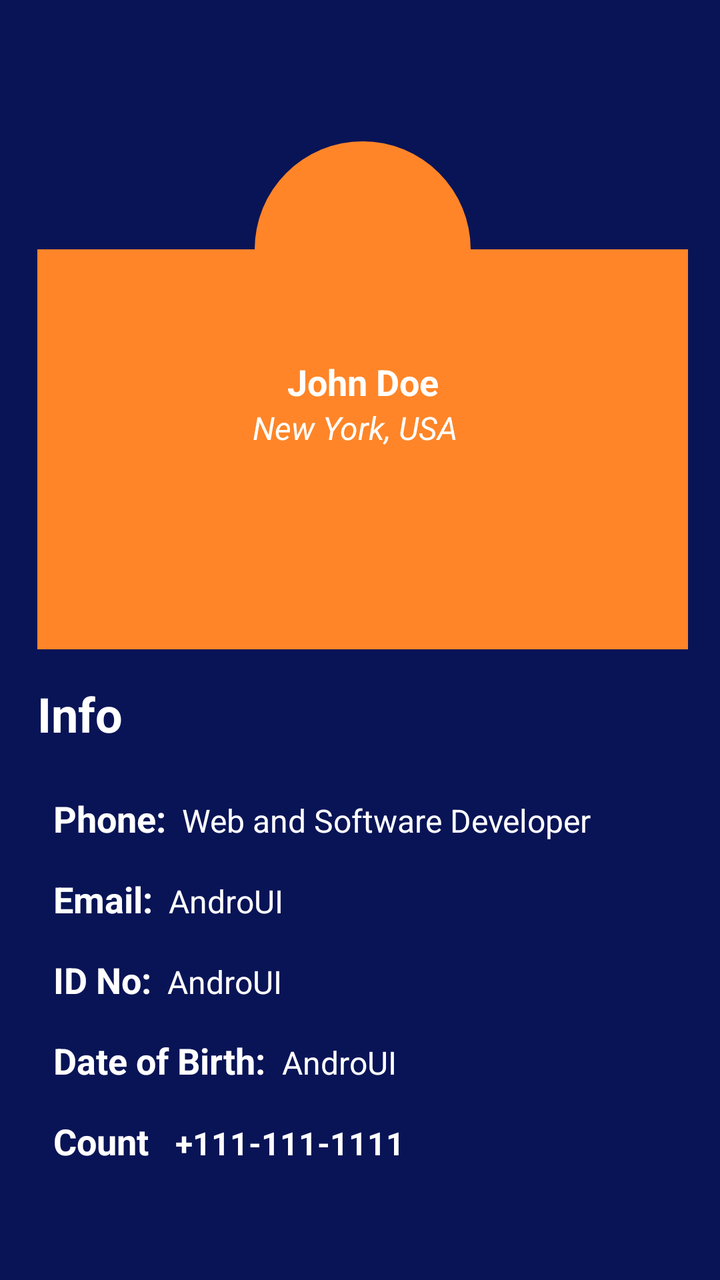
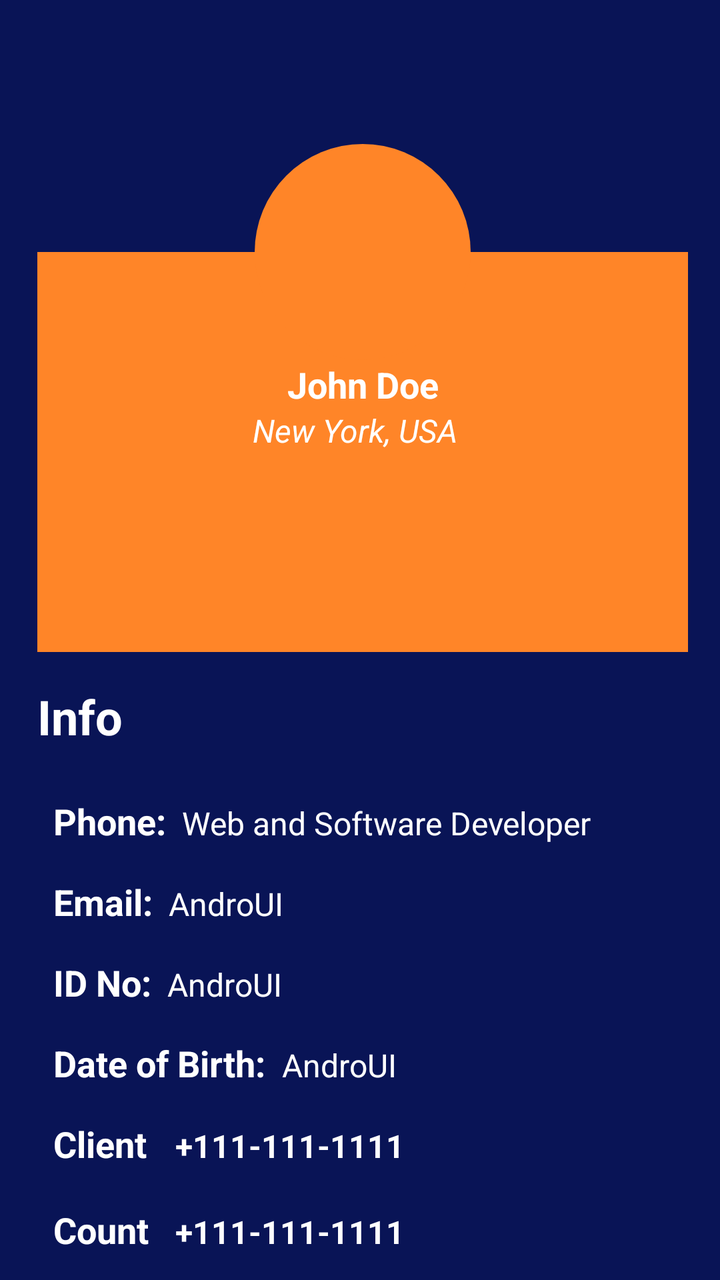

The first picture is an Android layout as it rendered before a commit; the second is the same layout after the commit. The layout source and the unified diff follow.
<!-- AndroidManifest.xml: application theme AppTheme -->
<!-- res/layout/activity_profile.xml -->
<?xml version="1.0" encoding="utf-8"?>
<ScrollView xmlns:android="http://schemas.android.com/apk/res/android"
    xmlns:app="http://schemas.android.com/apk/res-auto"
    xmlns:tools="http://schemas.android.com/tools"
    android:layout_width="match_parent"
    android:layout_height="match_parent"
    android:background="@color/colorPrimary"
    tools:context=".MainActivity">


    <androidx.constraintlayout.widget.ConstraintLayout
        android:layout_width="match_parent"
        android:layout_gravity="center_vertical"
        android:layout_height="wrap_content">


        <androidx.constraintlayout.widget.Guideline
            android:id="@+id/guideline"
            android:layout_width="wrap_content"
            android:layout_height="wrap_content"
            android:orientation="vertical"
            app:layout_constraintGuide_percent="0.052083332" />

        <androidx.constraintlayout.widget.Guideline
            android:id="@+id/guideline2"
            android:layout_width="wrap_content"
            android:layout_height="wrap_content"
            android:orientation="vertical"
            app:layout_constraintGuide_percent="0.9557292" />

        <View
            android:id="@+id/view"
            android:layout_width="0dp"
            android:layout_height="200dp"
            android:layout_marginTop="116dp"
            android:background="@color/colorAccent"
            app:layout_constraintEnd_toStartOf="@+id/guideline2"
            app:layout_constraintHorizontal_bias="0.0"
            app:layout_constraintStart_toStartOf="@+id/guideline"
            app:layout_constraintTop_toTopOf="parent" />



        <ImageView
            android:id="@+id/imageView"
            android:layout_width="0dp"
            android:layout_height="108dp"
            android:background="@drawable/profile_bg"
            app:layout_constraintBottom_toTopOf="@+id/view"
            app:layout_constraintDimensionRatio="w,1:1"
            app:layout_constraintEnd_toStartOf="@+id/guideline2"
            app:layout_constraintStart_toStartOf="@+id/guideline"
            app:layout_constraintTop_toTopOf="@+id/view"
            app:srcCompat="@drawable/profile" />

        <TextView
            android:id="@+id/textView"
            android:layout_width="wrap_content"
            android:layout_height="wrap_content"
            android:layout_marginEnd="8dp"
            android:layout_marginStart="8dp"
            android:text="John Doe"
            android:layout_marginTop="@dimen/_20sdp"
            android:textAlignment="center"
            android:textColor="@android:color/white"
            android:textSize="18sp"
            android:textStyle="bold"
            app:layout_constraintEnd_toEndOf="@+id/imageView"
            app:layout_constraintStart_toStartOf="@+id/imageView"
            app:layout_constraintTop_toBottomOf="@+id/imageView" />

        <TextView
            android:id="@+id/textView2"
            android:layout_width="wrap_content"
            android:layout_height="wrap_content"
            android:layout_marginEnd="8dp"
            android:text="New York, USA"
            android:textColor="@android:color/white"
            android:textSize="16sp"
            android:textStyle="italic"
            android:layout_marginTop="@dimen/_10sdp"
            app:layout_constraintEnd_toEndOf="@+id/textView"
            app:layout_constraintStart_toStartOf="@+id/textView"
            app:layout_constraintTop_toBottomOf="@+id/textView" />

        <ImageButton
            android:id="@+id/imageButton"
            android:layout_width="50dp"
            android:layout_height="50dp"
            android:layout_marginEnd="16dp"
            android:layout_marginTop="52dp"
            android:background="@android:color/transparent"
            app:layout_constraintEnd_toStartOf="@+id/imageView"
            app:layout_constraintTop_toTopOf="@+id/imageView"
            app:srcCompat="@drawable/ic_comment"
            android:layout_marginRight="16dp"
            tools:ignore="VectorDrawableCompat" />

        <TextView
            android:id="@+id/textView3"
            android:layout_width="wrap_content"
            android:layout_height="wrap_content"
            android:textAlignment="center"
            android:textColor="@android:color/white"
            android:textSize="10sp"
            app:layout_constraintBottom_toBottomOf="@+id/imageButton"
            app:layout_constraintEnd_toEndOf="@+id/imageButton"
            app:layout_constraintStart_toStartOf="@+id/imageButton"
            app:layout_constraintTop_toBottomOf="@+id/imageButton" />

        <ImageButton
            android:id="@+id/imageButton2"
            android:layout_width="50dp"
            android:layout_height="50dp"
            android:layout_marginStart="16dp"
            android:layout_marginTop="52dp"
            android:background="@android:color/transparent"
            app:layout_constraintStart_toEndOf="@+id/imageView"
            app:layout_constraintTop_toTopOf="@+id/imageView"
            app:srcCompat="@drawable/ic_question_answer"
            android:layout_marginLeft="16dp"
            tools:ignore="VectorDrawableCompat" />

        <TextView
            android:id="@+id/textView4"
            android:layout_width="wrap_content"
            android:layout_height="wrap_content"
            android:textAlignment="center"
            android:textColor="@android:color/white"
            android:textSize="10sp"
            app:layout_constraintBottom_toBottomOf="@+id/imageButton2"
            app:layout_constraintEnd_toEndOf="@+id/imageButton2"
            app:layout_constraintStart_toStartOf="@+id/imageButton2"
            app:layout_constraintTop_toBottomOf="@+id/imageButton2"
            app:layout_constraintVertical_bias="0.52" />

        <TextView
            android:id="@+id/textView5"
            android:layout_width="0dp"
            android:layout_height="wrap_content"
            android:layout_marginTop="16dp"
            android:text="Info"
            android:textAlignment="textStart"
            android:textColor="@android:color/white"
            android:textSize="24sp"
            android:textStyle="bold"
            app:layout_constraintEnd_toStartOf="@+id/guideline2"
            app:layout_constraintStart_toStartOf="@+id/guideline"
            app:layout_constraintTop_toBottomOf="@+id/view"
            android:gravity="start" />

        <View
            android:id="@+id/view2"
            android:layout_width="0dp"
            android:layout_height="2dp"
            android:layout_marginTop="8dp"
            android:background="@color/colorPrimaryDark"
            app:layout_constraintEnd_toEndOf="parent"
            app:layout_constraintStart_toStartOf="parent"
            app:layout_constraintTop_toBottomOf="@+id/textView5" />

        <TextView
            android:id="@+id/textView6"
            android:layout_width="wrap_content"
            android:layout_height="wrap_content"
            android:layout_marginStart="8dp"
            android:layout_marginTop="16dp"
            android:text="Phone:"
            android:textColor="@android:color/white"
            android:textSize="18sp"
            android:textStyle="bold"
            app:layout_constraintStart_toStartOf="@+id/guideline"
            app:layout_constraintTop_toTopOf="@+id/view2" />

        <TextView
            android:id="@+id/textView7"
            android:layout_width="wrap_content"
            android:layout_height="wrap_content"
            android:layout_marginStart="8dp"
            android:text="Web and Software Developer"
            android:textColor="@android:color/white"
            android:textSize="16sp"
            app:layout_constraintBaseline_toBaselineOf="@+id/textView6"
            app:layout_constraintStart_toEndOf="@+id/textView6"
            android:layout_marginLeft="8dp" />

        <TextView
            android:id="@+id/textView8"
            android:layout_width="wrap_content"
            android:layout_height="wrap_content"
            android:layout_marginStart="8dp"
            android:layout_marginTop="16dp"
            android:text="Email:"
            android:textColor="@android:color/white"
            android:textSize="18sp"
            android:textStyle="bold"
            app:layout_constraintStart_toStartOf="@+id/guideline"
            app:layout_constraintTop_toBottomOf="@+id/textView6" />

        <TextView
            android:id="@+id/textView9"
            android:layout_width="wrap_content"
            android:layout_height="wrap_content"
            android:layout_marginStart="8dp"
            android:text="AndroUI"
            android:textColor="@android:color/white"
            android:textSize="16sp"
            app:layout_constraintBaseline_toBaselineOf="@+id/textView8"
            app:layout_constraintStart_toEndOf="@+id/textView8"
            android:layout_marginLeft="8dp" />
        <TextView
            android:id="@+id/textView20"
            android:layout_width="wrap_content"
            android:layout_height="wrap_content"
            android:layout_marginStart="8dp"
            android:layout_marginTop="16dp"
            android:text="ID No:"
            android:textColor="@android:color/white"
            android:textSize="18sp"
            android:textStyle="bold"
            app:layout_constraintStart_toStartOf="@+id/guideline"
            app:layout_constraintTop_toBottomOf="@+id/textView8" />

        <TextView
            android:id="@+id/textView21"
            android:layout_width="wrap_content"
            android:layout_height="wrap_content"
            android:layout_marginStart="8dp"
            android:text="AndroUI"
            android:textColor="@android:color/white"
            android:textSize="16sp"
            app:layout_constraintBaseline_toBaselineOf="@+id/textView20"
            app:layout_constraintStart_toEndOf="@+id/textView20"
            android:layout_marginLeft="8dp" />

        <TextView
            android:id="@+id/textView13"
            android:layout_width="wrap_content"
            android:layout_height="wrap_content"
            android:layout_marginStart="8dp"
            android:layout_marginTop="16dp"
            android:text="Date of Birth:"
            android:textColor="@android:color/white"
            android:textSize="18sp"
            android:textStyle="bold"
            app:layout_constraintStart_toStartOf="@+id/guideline"
            app:layout_constraintTop_toBottomOf="@+id/textView20" />

        <TextView
            android:id="@+id/textView15"
            android:layout_width="wrap_content"
            android:layout_height="wrap_content"
            android:layout_marginStart="8dp"
            android:text="AndroUI"
            android:textColor="@android:color/white"
            android:textSize="16sp"
            app:layout_constraintBaseline_toBaselineOf="@+id/textView13"
            app:layout_constraintStart_toEndOf="@+id/textView13"
            android:layout_marginLeft="8dp" />

        <TextView
            android:id="@+id/textView10"
            android:layout_width="53dp"
            android:layout_height="27dp"
            android:layout_marginStart="8dp"
            android:layout_marginTop="16dp"
            android:text="County:"
            android:textColor="@android:color/white"
            android:textSize="18sp"
            android:textStyle="bold"
            app:layout_constraintStart_toStartOf="@+id/guideline"
            app:layout_constraintTop_toBottomOf="@+id/textView13" />

        <TextView
            android:id="@+id/textView11"
            android:layout_width="wrap_content"
            android:layout_height="wrap_content"
            android:layout_marginStart="8dp"
            android:text="+111-111-1111"
            android:textColor="@android:color/white"
            android:textSize="16sp"
            android:textStyle="bold"
            app:layout_constraintBaseline_toBaselineOf="@+id/textView10"
            app:layout_constraintStart_toEndOf="@+id/textView10"
            android:layout_marginLeft="8dp" />


        <ImageButton
            android:id="@+id/imageButton3"
            android:layout_width="wrap_content"
            android:layout_height="wrap_content"
            android:layout_marginTop="8dp"
            android:background="@android:color/transparent"
            app:layout_constraintBottom_toBottomOf="@+id/imageButton4"
            app:layout_constraintEnd_toStartOf="@+id/imageButton4"
            app:layout_constraintHorizontal_bias="0.5"
            app:layout_constraintHorizontal_chainStyle="spread"
            app:layout_constraintStart_toEndOf="@+id/guideline"
            app:layout_constraintTop_toTopOf="@+id/imageButton4"
            app:srcCompat="@drawable/ic_twitter"
            tools:ignore="VectorDrawableCompat" />

        <ImageButton
            android:id="@+id/imageButton4"
            android:layout_width="wrap_content"
            android:layout_height="wrap_content"
            android:layout_marginTop="250dp"
            android:background="@android:color/transparent"
            app:layout_constraintEnd_toStartOf="@+id/imageButton5"
            app:layout_constraintHorizontal_bias="0.5"
            app:layout_constraintStart_toEndOf="@+id/imageButton3"
            app:layout_constraintTop_toTopOf="@+id/view2"
            app:srcCompat="@drawable/ic_android"
            tools:ignore="VectorDrawableCompat" />

        <ImageButton
            android:id="@+id/imageButton5"
            android:layout_width="wrap_content"
            android:layout_height="wrap_content"
            android:layout_marginTop="8dp"
            android:background="@android:color/transparent"
            app:layout_constraintBottom_toBottomOf="@+id/imageButton4"
            app:layout_constraintEnd_toStartOf="@+id/guideline2"
            app:layout_constraintHorizontal_bias="0.5"
            app:layout_constraintStart_toEndOf="@+id/imageButton4"
            app:layout_constraintTop_toTopOf="@+id/imageButton4"
            app:srcCompat="@drawable/ic_apps"
            tools:ignore="VectorDrawableCompat" />

    </androidx.constraintlayout.widget.ConstraintLayout>
</ScrollView>
<!-- resources referenced by this layout -->
<resources>
  <color name="colorAccent">#ff8528</color>
  <color name="colorPrimary">#091456</color>
  <color name="colorPrimaryDark">#091456</color>
  <!-- drawable ic_android (drawable) -->
  <vector xmlns:android="http://schemas.android.com/apk/res/android"
          android:width="50dp"
          android:height="50dp"
          android:viewportWidth="24.0"
          android:viewportHeight="24.0">
      <path
          android:fillColor="#ffffff"
          android:pathData="M6,18c0,0.55 0.45,1 1,1h1v3.5c0,0.83 0.67,1.5 1.5,1.5s1.5,-0.67 1.5,-1.5L11,19h2v3.5c0,0.83 0.67,1.5 1.5,1.5s1.5,-0.67 1.5,-1.5L16,19h1c0.55,0 1,-0.45 1,-1L18,8L6,8v10zM3.5,8C2.67,8 2,8.67 2,9.5v7c0,0.83 0.67,1.5 1.5,1.5S5,17.33 5,16.5v-7C5,8.67 4.33,8 3.5,8zM20.5,8c-0.83,0 -1.5,0.67 -1.5,1.5v7c0,0.83 0.67,1.5 1.5,1.5s1.5,-0.67 1.5,-1.5v-7c0,-0.83 -0.67,-1.5 -1.5,-1.5zM15.53,2.16l1.3,-1.3c0.2,-0.2 0.2,-0.51 0,-0.71 -0.2,-0.2 -0.51,-0.2 -0.71,0l-1.48,1.48C13.85,1.23 12.95,1 12,1c-0.96,0 -1.86,0.23 -2.66,0.63L7.85,0.15c-0.2,-0.2 -0.51,-0.2 -0.71,0 -0.2,0.2 -0.2,0.51 0,0.71l1.31,1.31C6.97,3.26 6,5.01 6,7h12c0,-1.99 -0.97,-3.75 -2.47,-4.84zM10,5L9,5L9,4h1v1zM15,5h-1L14,4h1v1z"/>
  </vector>
  <!-- drawable ic_apps (drawable) -->
  <vector xmlns:android="http://schemas.android.com/apk/res/android"
          android:width="50dp"
          android:height="50dp"
          android:viewportWidth="24.0"
          android:viewportHeight="24.0">
      <path
          android:fillColor="#ffffff"
          android:pathData="M4,8h4L8,4L4,4v4zM10,20h4v-4h-4v4zM4,20h4v-4L4,16v4zM4,14h4v-4L4,10v4zM10,14h4v-4h-4v4zM16,4v4h4L20,4h-4zM10,8h4L14,4h-4v4zM16,14h4v-4h-4v4zM16,20h4v-4h-4v4z"/>
  </vector>
  <!-- drawable ic_comment (drawable) -->
  <vector xmlns:android="http://schemas.android.com/apk/res/android"
          android:width="24dp"
          android:height="24dp"
          android:viewportWidth="24.0"
          android:viewportHeight="24.0">
      <path
          android:fillColor="#ffffff"
          android:pathData="M21.99,4c0,-1.1 -0.89,-2 -1.99,-2L4,2c-1.1,0 -2,0.9 -2,2v12c0,1.1 0.9,2 2,2h14l4,4 -0.01,-18zM18,14L6,14v-2h12v2zM18,11L6,11L6,9h12v2zM18,8L6,8L6,6h12v2z"/>
  </vector>
  <!-- drawable ic_question_answer (drawable) -->
  <vector xmlns:android="http://schemas.android.com/apk/res/android"
          android:width="24dp"
          android:height="24dp"
          android:viewportWidth="24.0"
          android:viewportHeight="24.0">
      <path
          android:fillColor="#ffffff"
          android:pathData="M21,6h-2v9L6,15v2c0,0.55 0.45,1 1,1h11l4,4L22,7c0,-0.55 -0.45,-1 -1,-1zM17,12L17,3c0,-0.55 -0.45,-1 -1,-1L3,2c-0.55,0 -1,0.45 -1,1v14l4,-4h10c0.55,0 1,-0.45 1,-1z"/>
  </vector>
  <!-- drawable profile_bg (drawable) -->
  <?xml version="1.0" encoding="utf-8"?>
  <shape android:shape="oval" xmlns:android="http://schemas.android.com/apk/res/android">
      <solid android:color="@color/colorAccent"/>
      <padding android:top="5dp"
          android:left="5dp"
          android:right="5dp"/>
  </shape>
  <style name="AppTheme" parent="Theme.AppCompat.Light.DarkActionBar">
          
          <item name="colorPrimary">@color/colorPrimary</item>
          <item name="colorPrimaryDark">@color/colorPrimaryDark</item>
          <item name="colorAccent">@color/colorAccent</item>
      </style>
  <!-- unchanged entries left out for length: 2 -->
</resources>

<!-- the commit's change to res/layout/activity_profile.xml (unified diff, before → after) -->
@@ -258,6 +258,33 @@
             app:layout_constraintStart_toEndOf="@+id/textView13"
             android:layout_marginLeft="8dp" />
 
+
+        <TextView
+            android:id="@+id/textView24"
+            android:layout_width="53dp"
+            android:layout_height="27dp"
+            android:layout_marginStart="8dp"
+            android:layout_marginTop="16dp"
+            android:text="Clients:"
+            android:textColor="@android:color/white"
+            android:textSize="18sp"
+            android:textStyle="bold"
+            app:layout_constraintStart_toStartOf="@+id/guideline"
+            app:layout_constraintTop_toBottomOf="@+id/textView13" />
+
+        <TextView
+            android:id="@+id/textView27"
+            android:layout_width="wrap_content"
+            android:layout_height="wrap_content"
+            android:layout_marginStart="8dp"
+            android:text="+111-111-1111"
+            android:textColor="@android:color/white"
+            android:textSize="16sp"
+            android:textStyle="bold"
+            app:layout_constraintBaseline_toBaselineOf="@+id/textView24"
+            app:layout_constraintStart_toEndOf="@+id/textView24"
+            android:layout_marginLeft="8dp" />
+
         <TextView
             android:id="@+id/textView10"
             android:layout_width="53dp"
@@ -269,7 +296,7 @@
             android:textSize="18sp"
             android:textStyle="bold"
             app:layout_constraintStart_toStartOf="@+id/guideline"
-            app:layout_constraintTop_toBottomOf="@+id/textView13" />
+            app:layout_constraintTop_toBottomOf="@+id/textView24" />
 
         <TextView
             android:id="@+id/textView11"
@@ -294,6 +321,7 @@
             app:layout_constraintBottom_toBottomOf="@+id/imageButton4"
             app:layout_constraintEnd_toStartOf="@+id/imageButton4"
             app:layout_constraintHorizontal_bias="0.5"
+            android:visibility="gone"
             app:layout_constraintHorizontal_chainStyle="spread"
             app:layout_constraintStart_toEndOf="@+id/guideline"
             app:layout_constraintTop_toTopOf="@+id/imageButton4"
@@ -306,6 +334,7 @@
             android:layout_height="wrap_content"
             android:layout_marginTop="250dp"
             android:background="@android:color/transparent"
+            android:visibility="gone"
             app:layout_constraintEnd_toStartOf="@+id/imageButton5"
             app:layout_constraintHorizontal_bias="0.5"
             app:layout_constraintStart_toEndOf="@+id/imageButton3"
@@ -318,6 +347,7 @@
             android:layout_width="wrap_content"
             android:layout_height="wrap_content"
             android:layout_marginTop="8dp"
+            android:visibility="gone"
             android:background="@android:color/transparent"
             app:layout_constraintBottom_toBottomOf="@+id/imageButton4"
             app:layout_constraintEnd_toStartOf="@+id/guideline2"
